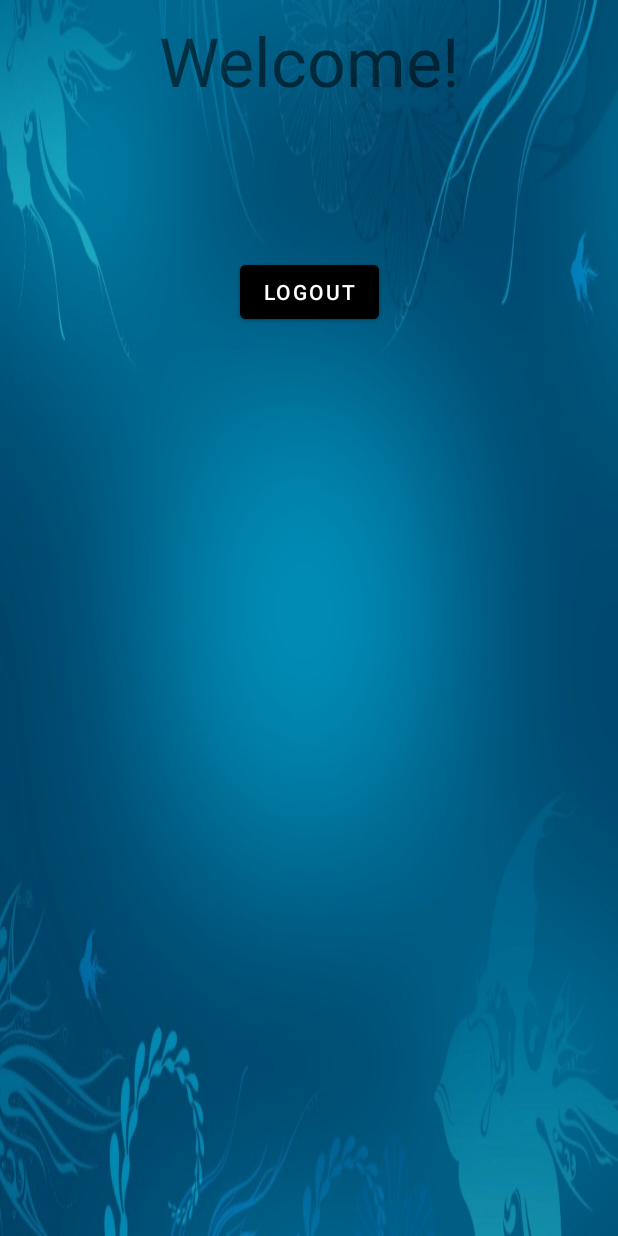
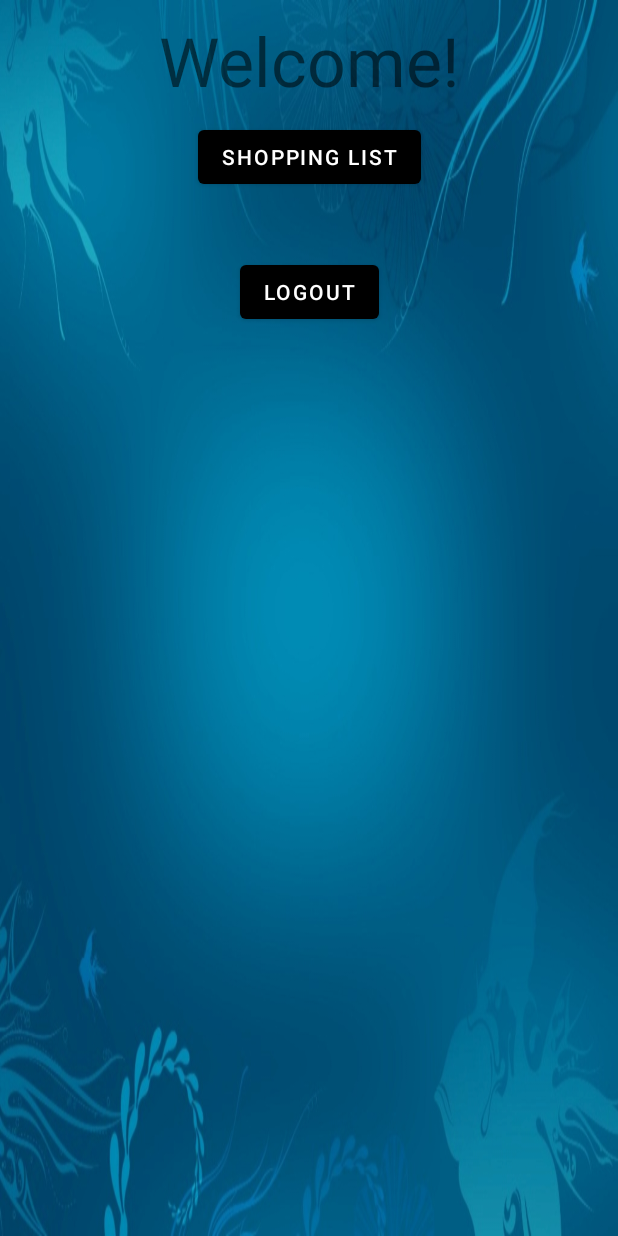
Before and after one commit to oz105/Roomie, an Android app: the screen it shows after launch once a user with an empty profile is signed in (WelcomeActivity), on a phone screen of 412 x 824 dp. Run offline under Robolectric (Android 15) with nearby library versions, the light colour scheme and no system bars; our stand-ins replace Firebase (no records; nobody signed in at launch, a user with empty details on screens opened directly).

```diff
--- a/app/src/main/AndroidManifest.xml
+++ b/app/src/main/AndroidManifest.xml
@@ -9,6 +9,9 @@
         android:roundIcon="@mipmap/ic_launcher_round"
         android:supportsRtl="true"
         android:theme="@style/Theme.Roomie_2">
+        <activity
+            android:name=".CheckActivity"
+            android:exported="false" />
         <activity
             android:name=".ForgetPasswordActivity"
             android:exported="false" />
--- a/app/src/main/java/com/example/roomie_2/WelcomeActivity.java
+++ b/app/src/main/java/com/example/roomie_2/WelcomeActivity.java
@@ -1,17 +1,33 @@
 package com.example.roomie_2;
 
+import androidx.annotation.NonNull;
 import androidx.appcompat.app.AppCompatActivity;
 
 import android.content.Intent;
 import android.os.Bundle;
 import android.view.View;
 import android.widget.Button;
+import android.widget.TextView;
+import android.widget.Toast;
 
 import com.google.firebase.auth.FirebaseAuth;
+import com.google.firebase.auth.FirebaseUser;
+import com.google.firebase.database.DataSnapshot;
+import com.google.firebase.database.DatabaseError;
+import com.google.firebase.database.DatabaseReference;
+import com.google.firebase.database.FirebaseDatabase;
+import com.google.firebase.database.ValueEventListener;
 
 public class WelcomeActivity extends AppCompatActivity {
 
+    private FirebaseUser user;
+    private DatabaseReference reference;
+
+    private String userID;
+
     private Button logout ;
+
+
 
     @Override
     protected void onCreate(Bundle savedInstanceState) {
@@ -26,6 +42,31 @@ public class WelcomeActivity extends AppCompatActivity {
                 startActivity(new Intent(WelcomeActivity.this, LoginActivity.class));
             }
         });
+
+        user = FirebaseAuth.getInstance().getCurrentUser();
+        reference = FirebaseDatabase.getInstance().getReference("Users");
+        userID = user.getUid();
+
+        final TextView greetingTextView = (TextView) findViewById(R.id.greeting);
+
+
+        reference.child(userID).addListenerForSingleValueEvent(new ValueEventListener() {
+            @Override
+            public void onDataChange(@NonNull DataSnapshot snapshot) {
+                User profileUser = snapshot.getValue(User.class);
+
+                if(profileUser != null){
+                    String fullName = profileUser.fullName;
+
+                    greetingTextView.setText("Welcome, " + fullName + "!");
+                }
+            }
+
+            @Override
+            public void onCancelled(@NonNull DatabaseError error) {
+                Toast.makeText(WelcomeActivity.this, "Something went wrong!", Toast.LENGTH_SHORT).show();
+            }
+        });
     }
 
 }
--- a/app/src/main/res/layout/activity_login.xml
+++ b/app/src/main/res/layout/activity_login.xml
@@ -103,5 +103,4 @@
         />
 
 
-
 </androidx.constraintlayout.widget.ConstraintLayout>
--- a/app/src/main/res/layout/activity_welcome.xml
+++ b/app/src/main/res/layout/activity_welcome.xml
@@ -18,6 +18,18 @@
         app:layout_constraintStart_toStartOf="parent"
         app:layout_constraintTop_toTopOf="parent" />
 
+    <TextView
+        android:id="@+id/greeting"
+        android:layout_width="wrap_content"
+        android:layout_height="wrap_content"
+        android:layout_marginTop="20dp"
+        android:textStyle="bold"
+        android:textSize="35dp"
+        android:layout_marginLeft="15dp"
+        app:layout_constraintEnd_toEndOf="parent"
+        app:layout_constraintStart_toStartOf="parent"
+        app:layout_constraintTop_toTopOf="parent" />
+
     <Button
         android:id="@+id/singOut"
         android:layout_width="wrap_content"
@@ -32,8 +44,8 @@
         android:id="@+id/shoppingList"
         android:layout_width="wrap_content"
         android:layout_height="wrap_content"
-        android:layout_marginTop="100dp"
-        android:text="Logout"
+        android:layout_marginTop="10dp"
+        android:text="Shopping List"
         app:layout_constraintEnd_toEndOf="parent"
         app:layout_constraintStart_toStartOf="parent"
         app:layout_constraintTop_toBottomOf="@+id/welcome" />
```
Also changed, not shown: app/src/main/java/com/example/roomie_2/LoginActivity.java (+9 -7 lines).
